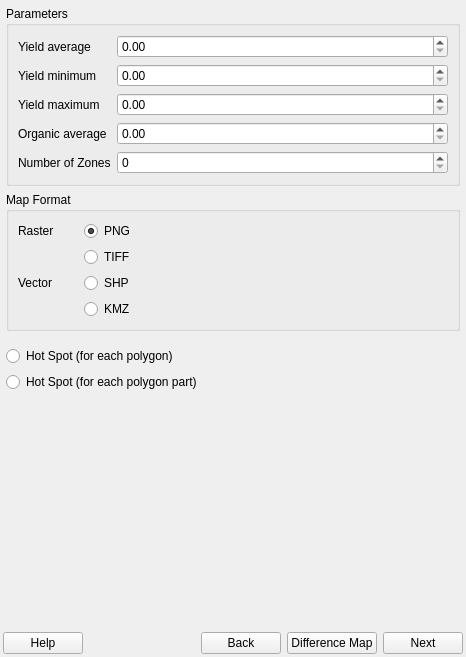
Old version of the form geosys/ui/templates/geosys_dockwidget_base.ui in the repository earthdaily/qgis-plugin.
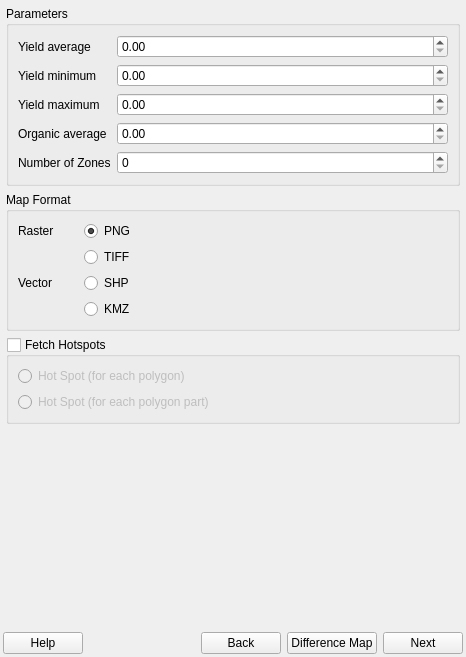
New version of the form.

Commit message: add group box for hotspots buttons

```diff
--- a/geosys/ui/templates/geosys_dockwidget_base.ui
+++ b/geosys/ui/templates/geosys_dockwidget_base.ui
@@ -13,7 +13,7 @@
   <property name="minimumSize">
    <size>
     <width>466</width>
-    <height>506</height>
+    <height>524</height>
    </size>
   </property>
   <property name="windowTitle">
@@ -492,17 +492,17 @@
          </widget>
         </item>
         <item>
-         <widget class="QFrame" name="frame">
-          <property name="frameShape">
-           <enum>QFrame::NoFrame</enum>
+         <widget class="QGroupBox" name="hotspots_group">
+          <property name="title">
+           <string>Fetch Hotspots</string>
           </property>
-          <property name="frameShadow">
-           <enum>QFrame::Raised</enum>
+          <property name="checkable">
+           <bool>true</bool>
           </property>
-          <layout class="QVBoxLayout" name="verticalLayout_6">
-           <property name="leftMargin">
-            <number>0</number>
-           </property>
+          <property name="checked">
+           <bool>false</bool>
+          </property>
+          <layout class="QVBoxLayout" name="verticalLayout_7">
            <item>
             <widget class="QRadioButton" name="hotspot_polygon_form">
              <property name="text">
```
Left out of the diff: 3 changed lines with no effect on the pictures.
